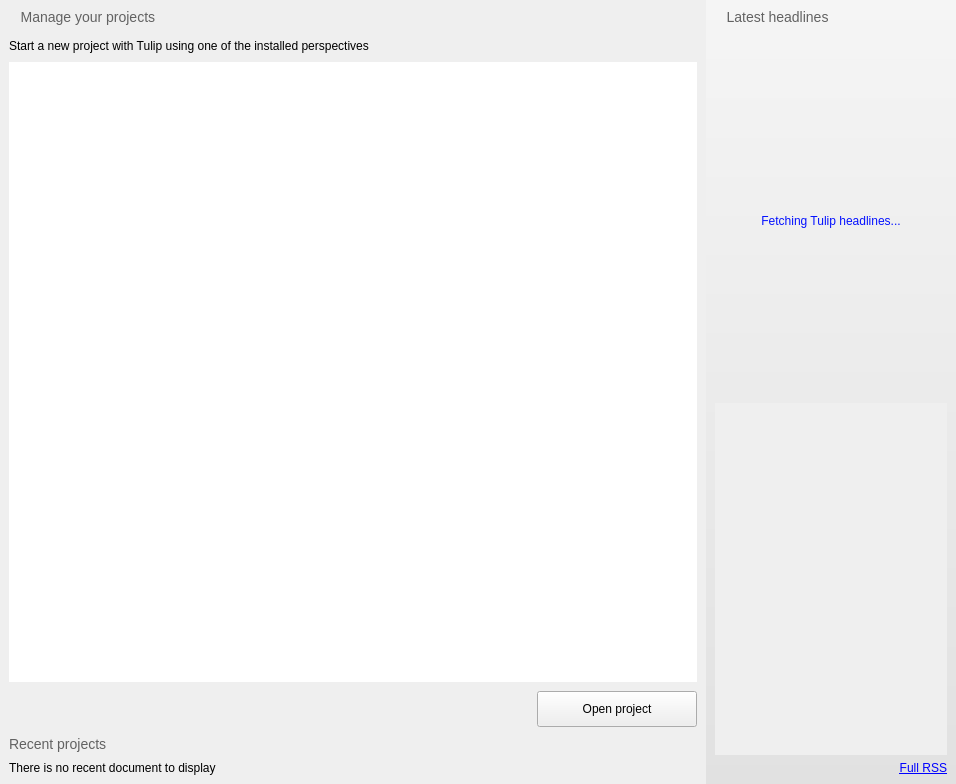
Qt form software/tulip/designer/TulipWelcomePage.ui (Tulip-Dev/tulip) before a commit.
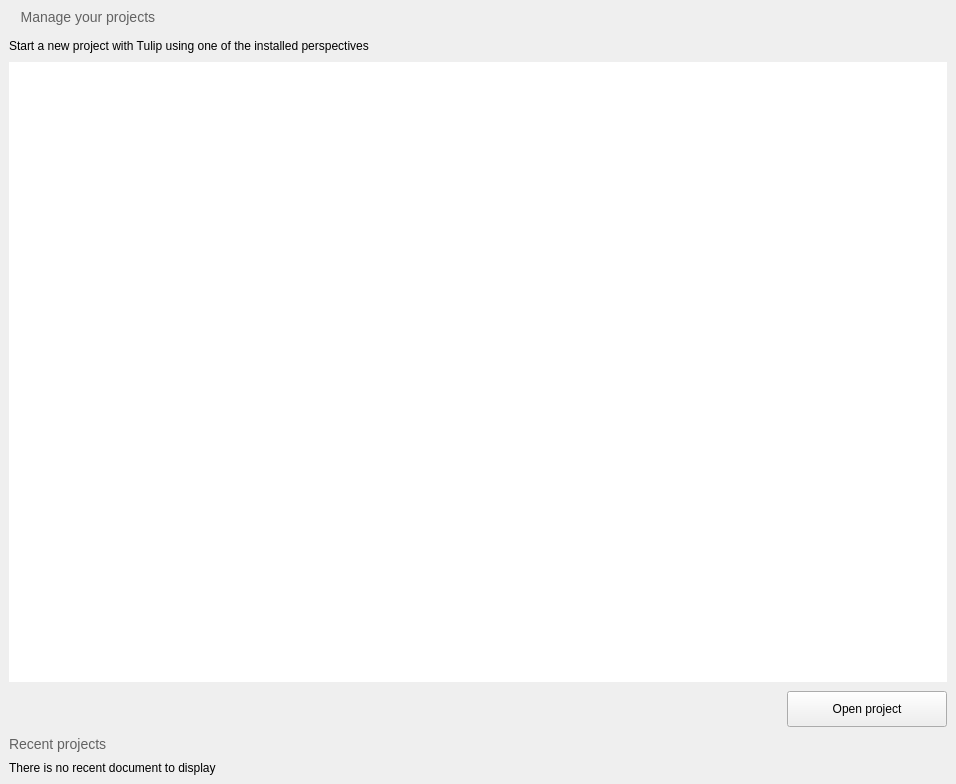
The same form after that commit. Icons and pictures are not drawn.

Commit message: rework AboutTulipPage + move the display of the latest news from TulipWelcomePage to AboutTulipPage

```diff
--- a/software/tulip/designer/TulipWelcomePage.ui
+++ b/software/tulip/designer/TulipWelcomePage.ui
@@ -111,8 +111,8 @@
          <rect>
           <x>0</x>
           <y>0</y>
-          <width>688</width>
-          <height>617</height>
+          <width>938</width>
+          <height>599</height>
          </rect>
         </property>
         <layout class="QVBoxLayout" name="verticalLayout_3"/>
@@ -174,124 +174,6 @@
      </item>
     </layout>
    </item>
-   <item>
-    <widget class="QFrame" name="sideFrame">
-     <property name="maximumSize">
-      <size>
-       <width>250</width>
-       <height>16777215</height>
-      </size>
-     </property>
-     <property name="styleSheet">
-      <string notr="true">QFrame#sideFrame { 
-background-color: qlineargradient(spread:pad, x1:0, y1:0, x2:0, y2:1, stop:0 rgba(245, 245, 245, 255), stop:1 rgba(225,225,225, 255)); 
-border-left: 1px solid &quot;#C9C9C9&quot;;
-}</string>
-     </property>
-     <property name="frameShape">
-      <enum>QFrame::NoFrame</enum>
-     </property>
-     <property name="frameShadow">
-      <enum>QFrame::Raised</enum>
-     </property>
-     <layout class="QVBoxLayout" name="verticalLayout_2">
-      <item>
-       <widget class="QLabel" name="label">
-        <property name="maximumSize">
-         <size>
-          <width>16777215</width>
-          <height>16777215</height>
-         </size>
-        </property>
-        <property name="text">
-         <string>&lt;html&gt;&lt;head&gt;&lt;meta name=&quot;qrichtext&quot; content=&quot;1&quot; /&gt;&lt;style type=&quot;text/css&quot;&gt;
-p, li { white-space: pre-wrap; }
-&lt;/style&gt;&lt;/head&gt;
-
-&lt;body&gt;
-&lt;p style=&quot; margin-top:0px; margin-bottom:0px; margin-left:0px; margin-right:0px; -qt-block-indent:0; text-indent:0px;&quot;&gt;&lt;img src=&quot;:/tulip/gui/ui/list_bullet_arrow.png&quot; /&gt;&lt;span style=&quot;color:#626262; font-size:large;&quot;&gt;   Latest headlines&lt;/span&gt;&lt;/p&gt;
-
-&lt;p style=&quot;-qt-paragraph-type:empty; margin-top:0px; margin-bottom:0px; margin-left:0px; margin-right:0px; -qt-block-indent:0; text-indent:0px; font-size:medium;&quot;&gt; &lt;/p&gt;
-
-&lt;/body&gt;
-
-&lt;/html&gt;</string>
-        </property>
-       </widget>
-      </item>
-      <item>
-       <widget class="QLabel" name="rssError">
-        <property name="sizePolicy">
-         <sizepolicy hsizetype="Preferred" vsizetype="Expanding">
-          <horstretch>0</horstretch>
-          <verstretch>0</verstretch>
-         </sizepolicy>
-        </property>
-        <property name="maximumSize">
-         <size>
-          <width>16777215</width>
-          <height>16777215</height>
-         </size>
-        </property>
-        <property name="text">
-         <string>&lt;html&gt;&lt;head&gt;&lt;meta name=&quot;qrichtext&quot; content=&quot;1&quot; /&gt;&lt;style type=&quot;text/css&quot;&gt;
-p, li { white-space: pre-wrap; }
-&lt;/style&gt;&lt;/head&gt;
-
-&lt;body&gt;
-&lt;p align=&quot;center&quot; style=&quot; margin-top:0px; margin-bottom:0px; margin-left:0px; margin-right:0px; -qt-block-indent:0; text-indent:0px;&quot;&gt;&lt;span style=&quot;color:#0411FF;  font-size:medium;&quot;&gt;Fetching Tulip headlines...&lt;/span&gt;&lt;/p&gt;
-
-&lt;/body&gt;&lt;/html&gt;</string>
-        </property>
-        <property name="wordWrap">
-         <bool>true</bool>
-        </property>
-       </widget>
-      </item>
-      <item>
-       <widget class="QScrollArea" name="rssScroll">
-        <property name="frameShape">
-         <enum>QFrame::NoFrame</enum>
-        </property>
-        <property name="widgetResizable">
-         <bool>true</bool>
-        </property>
-        <widget class="QWidget" name="scrollAreaWidgetContents">
-         <property name="geometry">
-          <rect>
-           <x>0</x>
-           <y>0</y>
-           <width>232</width>
-           <height>352</height>
-          </rect>
-         </property>
-        </widget>
-       </widget>
-      </item>
-      <item>
-       <widget class="QLabel" name="websiteLabel">
-        <property name="minimumSize">
-         <size>
-          <width>0</width>
-          <height>0</height>
-         </size>
-        </property>
-        <property name="text">
-         <string>&lt;html&gt;&lt;head&gt;&lt;meta name=&quot;qrichtext&quot; content=&quot;1&quot; /&gt;&lt;style type=&quot;text/css&quot;&gt;
-p, li { white-space: pre-wrap; }
-&lt;/style&gt;&lt;/head&gt;
-
-&lt;body&gt;
-&lt;p style=&quot; margin-top:0px; margin-bottom:0px; margin-left:0px; margin-right:0px; -qt-block-indent:0; text-indent:0px;&quot;&gt;&lt;a href=&quot;http://tulip.labri.fr&quot;&gt;&lt;span&gt;Full RSS&lt;/span&gt;&lt;/a&gt;&lt;/p&gt;&lt;/body&gt;&lt;/html&gt;</string>
-        </property>
-        <property name="alignment">
-         <set>Qt::AlignRight|Qt::AlignTrailing|Qt::AlignVCenter</set>
-        </property>
-       </widget>
-      </item>
-     </layout>
-    </widget>
-   </item>
   </layout>
  </widget>
  <resources/>
```
Left out of the diff: 22 changed lines with no effect on the pictures. The commit also changes 6 other files.
